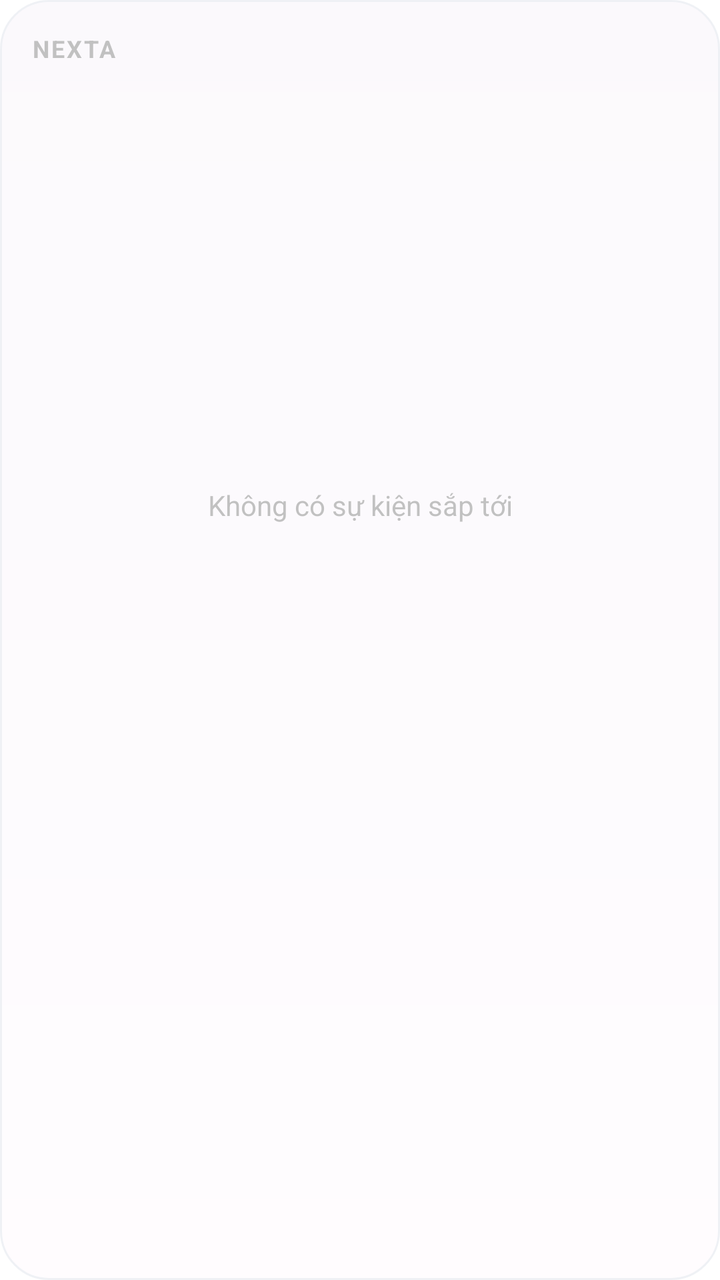
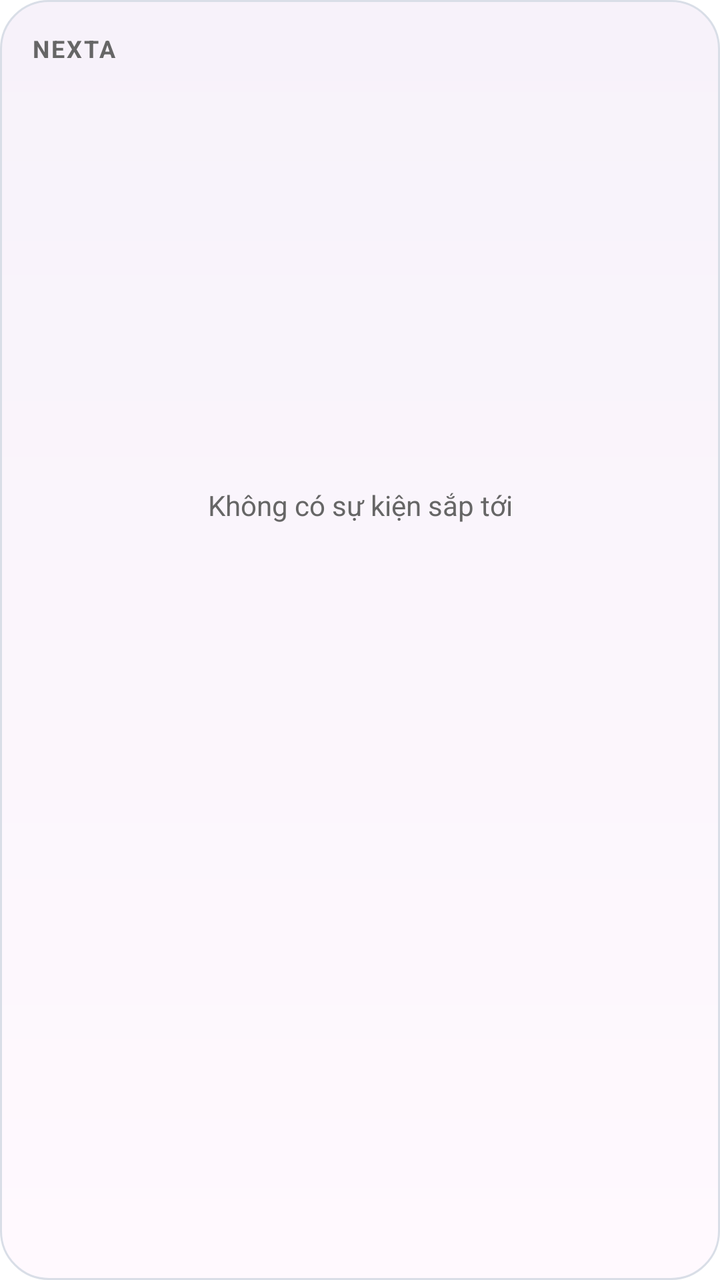

Before-and-after screenshots of an Android layout around one commit, followed by the original layout XML and the change that was made.
<!-- AndroidManifest.xml: fallback theme Theme.MaterialComponents.DayNight.NoActionBar -->
<!-- res/layout/nexta_widget.xml -->
<?xml version="1.0" encoding="utf-8"?>
<LinearLayout xmlns:android="http://schemas.android.com/apk/res/android"
    android:layout_width="match_parent"
    android:layout_height="match_parent"
    android:orientation="vertical"
    android:padding="16dp"
    android:alpha="0.4"
    android:background="@drawable/nexta_widget_background">

    <TextView
        android:id="@+id/widget_header"
        android:layout_width="match_parent"
        android:layout_height="wrap_content"
        android:text="NEXTA"
        android:textSize="12sp"
        android:textStyle="bold"
        android:letterSpacing="0.08"
        android:textColor="#666666" />

    <TextView
        android:id="@+id/widget_empty"
        android:layout_width="match_parent"
        android:layout_height="0dp"
        android:layout_weight="1"
        android:gravity="center"
        android:text="Không có sự kiện sắp tới"
        android:textSize="14sp"
        android:textColor="#666666" />

    <LinearLayout
        android:id="@+id/widget_event_1"
        android:layout_width="match_parent"
        android:layout_height="wrap_content"
        android:orientation="vertical"
        android:paddingTop="10dp"
        android:paddingBottom="8dp">

        <TextView
            android:id="@+id/widget_event_1_title"
            android:layout_width="match_parent"
            android:layout_height="wrap_content"
            android:maxLines="1"
            android:ellipsize="end"
            android:textSize="16sp"
            android:textStyle="bold"
            android:textColor="#202124" />

        <TextView
            android:id="@+id/widget_event_1_time"
            android:layout_width="match_parent"
            android:layout_height="wrap_content"
            android:layout_marginTop="3dp"
            android:textSize="13sp"
            android:textColor="#444444" />

        <TextView
            android:id="@+id/widget_event_1_meta"
            android:layout_width="match_parent"
            android:layout_height="wrap_content"
            android:layout_marginTop="2dp"
            android:maxLines="1"
            android:ellipsize="end"
            android:textSize="12sp"
            android:textColor="#666666" />
    </LinearLayout>

    <LinearLayout
        android:id="@+id/widget_event_2"
        android:layout_width="match_parent"
        android:layout_height="wrap_content"
        android:orientation="vertical"
        android:paddingTop="8dp"
        android:paddingBottom="4dp">

        <TextView
            android:id="@+id/widget_event_2_title"
            android:layout_width="match_parent"
            android:layout_height="wrap_content"
            android:maxLines="1"
            android:ellipsize="end"
            android:textSize="16sp"
            android:textStyle="bold"
            android:textColor="#202124" />

        <TextView
            android:id="@+id/widget_event_2_time"
            android:layout_width="match_parent"
            android:layout_height="wrap_content"
            android:layout_marginTop="3dp"
            android:textSize="13sp"
            android:textColor="#444444" />

        <TextView
            android:id="@+id/widget_event_2_meta"
            android:layout_width="match_parent"
            android:layout_height="wrap_content"
            android:layout_marginTop="2dp"
            android:maxLines="1"
            android:ellipsize="end"
            android:textSize="12sp"
            android:textColor="#666666" />
    </LinearLayout>
</LinearLayout>
<!-- resources referenced by this layout -->
<resources>
  <!-- drawable nexta_widget_background (drawable) -->
  <?xml version="1.0" encoding="utf-8"?>
  <shape xmlns:android="http://schemas.android.com/apk/res/android">
      <corners android:radius="24dp" />
      <gradient
          android:angle="90"
          android:startColor="@color/nexta_widget_surface_start"
          android:endColor="@color/nexta_widget_surface_end" />
      <stroke
          android:width="1dp"
          android:color="#D9DEE7" />
  </shape>
  <color name="nexta_widget_surface_start">#FFF9FE</color>
  <color name="nexta_widget_surface_end">#F7F2FA</color>
</resources>

<!-- the commit's change to res/layout/nexta_widget.xml (unified diff, before → after) -->
@@ -4,8 +4,8 @@
     android:layout_height="match_parent"
     android:orientation="vertical"
     android:padding="16dp"
-    android:alpha="0.4"
-    android:background="@drawable/nexta_widget_background">
+    android:background="@drawable/nexta_widget_background"
+    android:alpha="1.0">
 
     <TextView
         android:id="@+id/widget_header"
